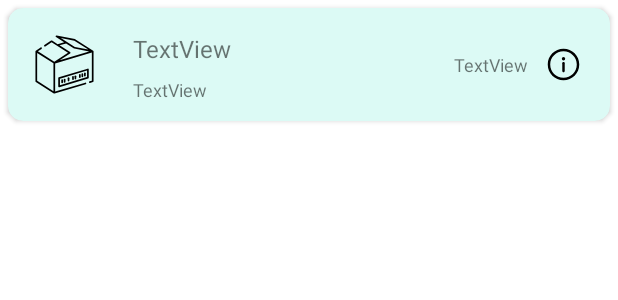
After one commit to tspt89/Academia, an Android app: the layout products_cardview_admin.xml on its own in the app's theme, with its tools: preview values and no code run, on a phone screen of 412 x 824 dp. The commit adds this screen. Shown: the top 300 px of the screen. Run offline under Robolectric (Android 15) with nearby library versions, the phone set to English and light mode, and no system bars.

Commit message:
Se muestran los productos en tiempo real. Falta simulación de ventas.

```diff
--- /dev/null
+++ b/app/src/main/java/com/tspt/academia/models/Product.kt
@@ -0,0 +1,4 @@
+package com.tspt.academia.models
+
+data class Product(val id: String, val nombre: String, val descripcion: String, val fechaFinal: String, val precio: String ) {
+}
--- /dev/null
+++ b/app/src/main/res/layout/products_cardview_admin.xml
@@ -0,0 +1,96 @@
+<?xml version="1.0" encoding="utf-8"?>
+<androidx.cardview.widget.CardView xmlns:android="http://schemas.android.com/apk/res/android"
+    xmlns:app="http://schemas.android.com/apk/res-auto"
+    xmlns:tools="http://schemas.android.com/tools"
+    android:layout_width="match_parent"
+    android:layout_height="wrap_content"
+    android:layout_margin="5dp"
+    android:elevation="30dp"
+    android:backgroundTint="#dcfaf5"
+    app:cardCornerRadius="10dp">
+
+    <androidx.constraintlayout.widget.ConstraintLayout
+        android:layout_width="match_parent"
+        android:layout_height="wrap_content"
+        android:background="@android:color/transparent">
+
+        <ImageView
+            android:id="@+id/productIV"
+            android:layout_width="75dp"
+            android:layout_height="75dp"
+            android:padding="10dp"
+            android:src="@drawable/ic_product"
+            app:layout_constraintBottom_toBottomOf="parent"
+            app:layout_constraintEnd_toEndOf="parent"
+            app:layout_constraintHorizontal_bias="0.0"
+            app:layout_constraintStart_toStartOf="parent"
+            app:layout_constraintTop_toTopOf="parent"
+            app:layout_constraintVertical_bias="0.0" />
+
+        <TextView
+            android:id="@+id/nombreProductoTV"
+            android:layout_width="wrap_content"
+            android:layout_height="wrap_content"
+            android:layout_marginStart="8dp"
+            android:layout_marginTop="16dp"
+            android:text="TextView"
+            android:textSize="16sp"
+            app:layout_constraintBottom_toBottomOf="parent"
+            app:layout_constraintEnd_toEndOf="parent"
+            app:layout_constraintHorizontal_bias="0.0"
+            app:layout_constraintStart_toEndOf="@+id/productIV"
+            app:layout_constraintTop_toTopOf="parent"
+            app:layout_constraintVertical_bias="0.0" />
+
+        <TextView
+            android:id="@+id/descripcionProductoTV"
+            android:layout_width="wrap_content"
+            android:layout_height="0dp"
+            android:layout_marginStart="8dp"
+            android:layout_marginTop="8dp"
+            android:layout_marginEnd="8dp"
+            android:layout_marginBottom="8dp"
+            android:text="TextView"
+            android:textSize="12sp"
+            app:layout_constraintBottom_toBottomOf="parent"
+            app:layout_constraintEnd_toStartOf="@+id/precioProductoTV"
+            app:layout_constraintHorizontal_bias="0.0"
+            app:layout_constraintStart_toEndOf="@+id/productIV"
+            app:layout_constraintTop_toBottomOf="@+id/nombreProductoTV"
+            app:layout_constraintVertical_bias="0.0" />
+
+        <ImageView
+            android:id="@+id/infoIV"
+            android:layout_width="30dp"
+            android:layout_height="30dp"
+            android:layout_marginStart="16dp"
+            android:layout_marginTop="16dp"
+            android:layout_marginEnd="16dp"
+            android:layout_marginBottom="16dp"
+            android:background="@android:color/transparent"
+            app:layout_constraintBottom_toBottomOf="parent"
+            app:layout_constraintEnd_toEndOf="parent"
+            app:layout_constraintHorizontal_bias="1.0"
+            app:layout_constraintStart_toStartOf="parent"
+            app:layout_constraintTop_toTopOf="parent"
+            app:srcCompat="@drawable/ic_information" />
+
+        <TextView
+            android:id="@+id/precioProductoTV"
+            android:layout_width="wrap_content"
+            android:layout_height="wrap_content"
+            android:layout_marginStart="8dp"
+            android:layout_marginTop="16dp"
+            android:layout_marginEnd="8dp"
+            android:layout_marginBottom="16dp"
+            android:text="TextView"
+            android:textSize="12sp"
+            app:layout_constraintBottom_toBottomOf="parent"
+            app:layout_constraintEnd_toStartOf="@+id/infoIV"
+            app:layout_constraintHorizontal_bias="1.0"
+            app:layout_constraintStart_toEndOf="@+id/nombreProductoTV"
+            app:layout_constraintTop_toTopOf="parent" />
+
+    </androidx.constraintlayout.widget.ConstraintLayout>
+
+</androidx.cardview.widget.CardView>
```
Also changed, not shown: app/src/main/java/com/tspt/academia/Administradores/ProductsAdminAdapter.kt (added, +50 -0 lines), app/src/main/java/com/tspt/academia/Administradores/ProductsAdminFragment.kt (+51 -0 lines).
